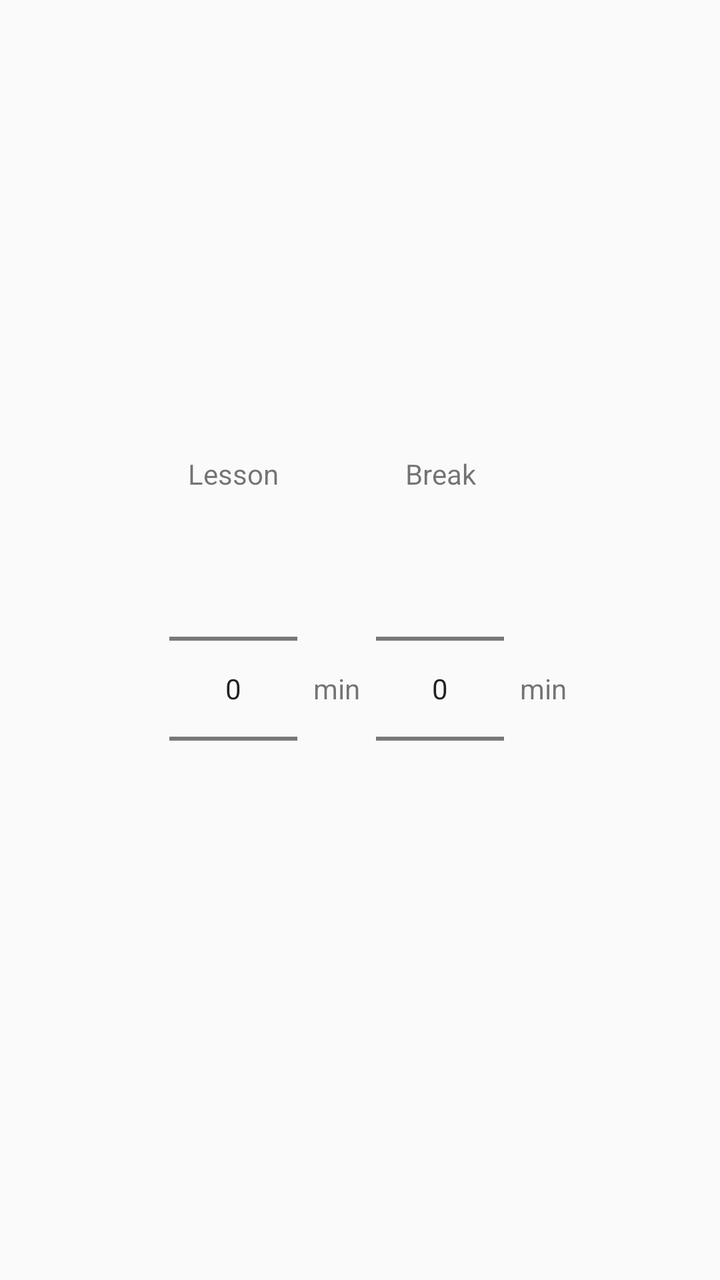
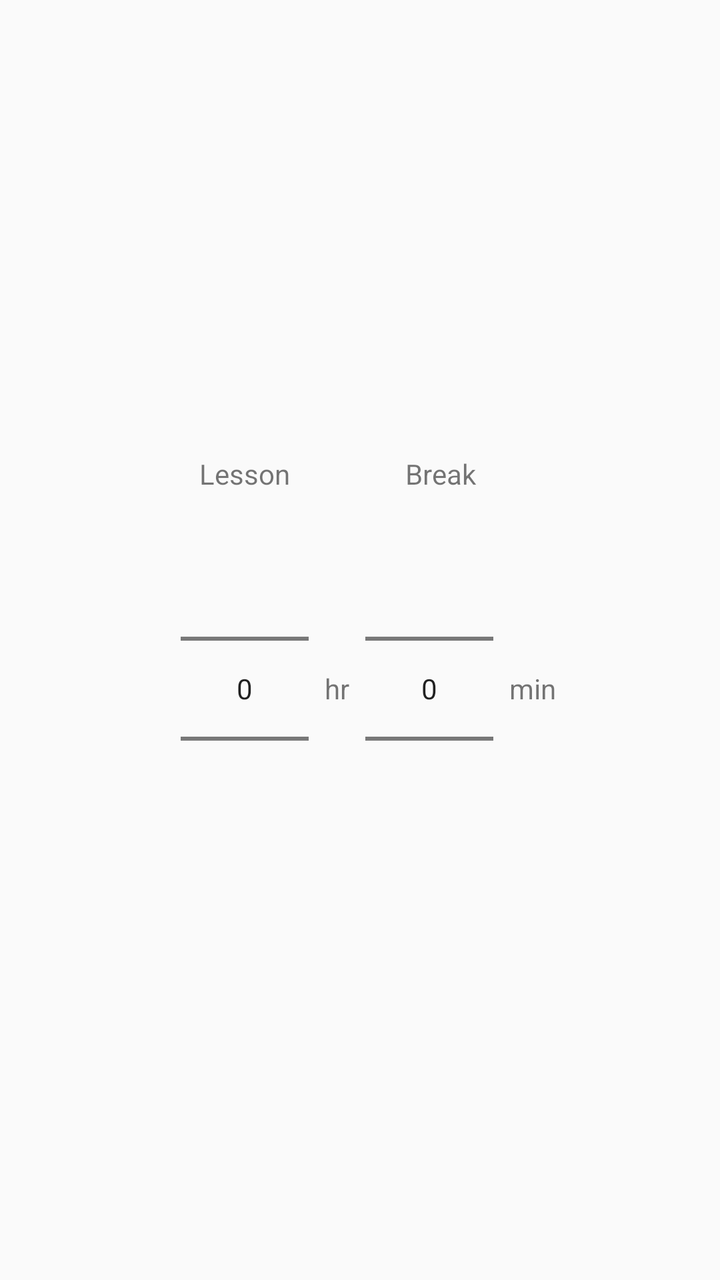

Two renders of the same Android screen: before a commit and after it. Below are the layout's source before the change and the commit's diff.
<!-- AndroidManifest.xml: application theme AppTheme -->
<!-- res/layout/lesson_duration_setter.xml -->
<?xml version="1.0" encoding="utf-8"?>
<androidx.constraintlayout.widget.ConstraintLayout xmlns:android="http://schemas.android.com/apk/res/android"
    xmlns:app="http://schemas.android.com/apk/res-auto"
    android:layout_width="match_parent"
    android:layout_height="wrap_content">

    <TextView
        android:id="@+id/label"
        android:layout_width="wrap_content"
        android:layout_height="wrap_content"
        android:textSize="22sp"
        app:layout_constraintEnd_toEndOf="parent"
        app:layout_constraintStart_toStartOf="parent"
        app:layout_constraintTop_toTopOf="parent" />

    <TableLayout
        android:layout_width="wrap_content"
        android:layout_height="wrap_content"
        app:layout_constraintBottom_toBottomOf="parent"
        app:layout_constraintEnd_toEndOf="parent"
        app:layout_constraintStart_toStartOf="parent"
        app:layout_constraintTop_toBottomOf="@+id/label">

        <TableRow
            android:layout_width="match_parent"
            android:layout_height="match_parent"
            android:gravity="center_vertical">

            <TextView
                android:layout_width="wrap_content"
                android:layout_height="wrap_content"
                android:layout_span="3"
                android:text="@string/lesson"
                android:textAlignment="center" />

            <TextView
                android:layout_width="wrap_content"
                android:layout_height="wrap_content"
                android:layout_span="3"
                android:text="@string/break_after_lesson"
                android:textAlignment="center" />

        </TableRow>

        <TableRow
            android:layout_width="match_parent"
            android:layout_height="match_parent"
            android:gravity="center_vertical">

            <NumberPicker
                android:id="@+id/lesson_dur"
                android:layout_width="wrap_content"
                android:layout_height="wrap_content"
                android:layout_column="2"
                android:layout_margin="8dp" />

            <TextView
                android:id="@+id/textView10"
                android:layout_width="wrap_content"
                android:layout_height="wrap_content"
                android:text="@string/minute_abbreviation" />

            <NumberPicker
                android:id="@+id/break_dur"
                android:layout_width="wrap_content"
                android:layout_height="wrap_content"
                android:layout_margin="8dp" />

            <TextView
                android:id="@+id/textView11"
                android:layout_width="wrap_content"
                android:layout_height="wrap_content"
                android:text="@string/minute_abbreviation" />
        </TableRow>

    </TableLayout>
</androidx.constraintlayout.widget.ConstraintLayout>
<!-- resources referenced by this layout -->
<resources>
  <string name="break_after_lesson">Break</string>
  <string name="lesson">Lesson</string>
  <string name="minute_abbreviation">min</string>
  <style name="AppTheme" parent="Theme.AppCompat.Light.DarkActionBar">
          
          <item name="colorPrimary">@color/colorPrimary</item>
          <item name="colorPrimaryDark">@color/colorPrimaryDark</item>
          <item name="colorAccent">@color/colorAccent</item>
          <item name="android:navigationBarColor">@color/veryDark</item>
      </style>
  <color name="colorPrimary">#e25336</color>
  <color name="colorPrimaryDark">#602b20</color>
  <color name="colorAccent">#FFC700</color>
  <color name="veryDark">#1c1817</color>
</resources>

<!-- the commit's change to res/layout/lesson_duration_setter.xml (unified diff, before → after) -->
@@ -58,7 +58,7 @@
                 android:id="@+id/textView10"
                 android:layout_width="wrap_content"
                 android:layout_height="wrap_content"
-                android:text="@string/minute_abbreviation" />
+                android:text="@string/hour_abbreviation" />
 
             <NumberPicker
                 android:id="@+id/break_dur"
<!-- resource entries referenced after the edit -->
@@ -1,6 +1,7 @@
 <!-- resources referenced by this layout -->
 <resources>
   <string name="break_after_lesson">Break</string>
+  <string name="hour_abbreviation">hr</string>
   <string name="lesson">Lesson</string>
   <string name="minute_abbreviation">min</string>
   <style name="AppTheme" parent="Theme.AppCompat.Light.DarkActionBar">
